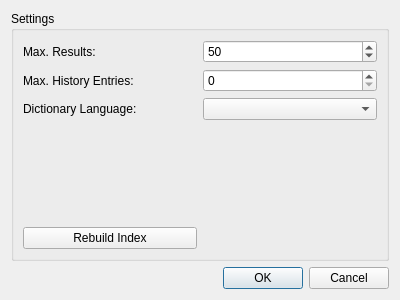
Ruin0x11/eiwaji, file lib/ui/settings.ui: the form before one commit.
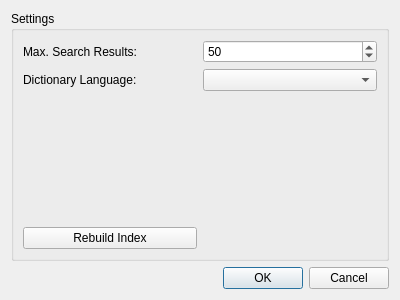
The form after the commit.

Commit message: update ui to remove max history results

The edit to the form file:
```diff
--- a/lib/ui/settings.ui
+++ b/lib/ui/settings.ui
@@ -22,13 +22,23 @@
         <string>Settings</string>
        </property>
        <layout class="QGridLayout" name="gridLayout">
+        <item row="5" column="0">
+         <widget class="QPushButton" name="rebuildIndexButton">
+          <property name="text">
+           <string>Rebuild Index</string>
+          </property>
+         </widget>
+        </item>
         <item row="0" column="0">
          <widget class="QLabel" name="label">
           <property name="text">
-           <string>Max. Results: </string>
+           <string>Max. Search Results: </string>
           </property>
          </widget>
         </item>
+        <item row="2" column="1">
+         <widget class="QComboBox" name="dictLanguageBox"/>
+        </item>
         <item row="0" column="1">
          <widget class="QSpinBox" name="maxResultsBox">
           <property name="minimum">
@@ -42,34 +52,14 @@
           </property>
          </widget>
         </item>
-        <item row="3" column="1">
-         <widget class="QComboBox" name="dictLanguageBox"/>
-        </item>
-        <item row="6" column="0">
-         <widget class="QPushButton" name="rebuildIndexButton">
-          <property name="text">
-           <string>Rebuild Index</string>
-          </property>
-         </widget>
-        </item>
         <item row="2" column="0">
-         <widget class="QLabel" name="label_3">
-          <property name="text">
-           <string>Max. History Entries:</string>
-          </property>
-         </widget>
-        </item>
-        <item row="2" column="1">
-         <widget class="QSpinBox" name="maxHistoryEntriesBox"/>
-        </item>
-        <item row="3" column="0">
          <widget class="QLabel" name="label_2">
           <property name="text">
            <string>Dictionary Language: </string>
           </property>
          </widget>
         </item>
-        <item row="4" column="0" colspan="2">
+        <item row="3" column="0" colspan="2">
          <spacer name="verticalSpacer">
           <property name="orientation">
            <enum>Qt::Vertical</enum>
```
The commit also changes 5 other files.
